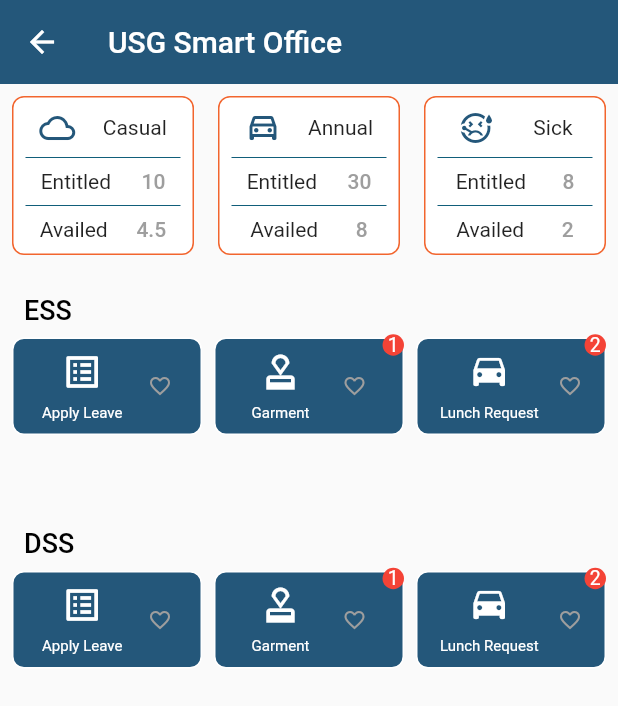
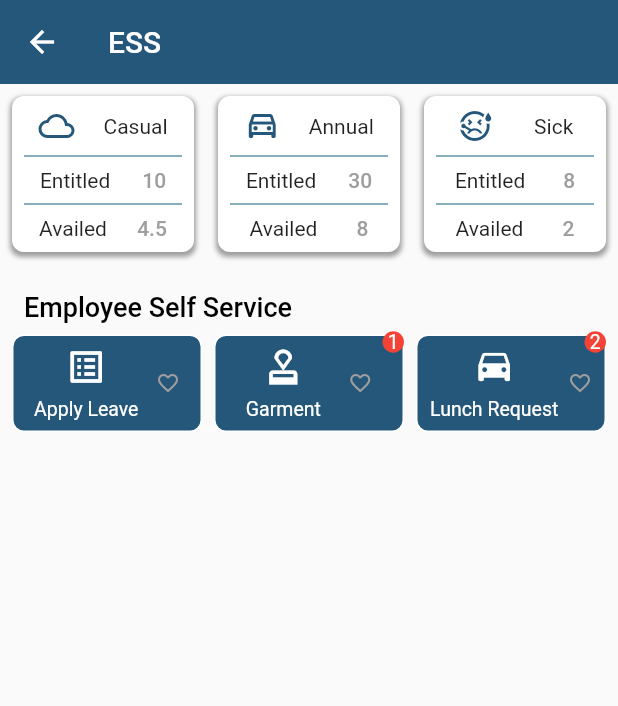
Before and after one commit to javedmughal-058/flutter_crud_with_laravel_api, a Flutter app: the EssHome screen opened by its route, on a phone screen of 412 x 824 dp. Shown: the top 706 px of the screen. Run offline on Flutter 3.47's test engine with Material 2 defaults, Android fonts, the phone set to English and light mode, and no system bars; our stand-ins replace bubble, carousel_slider, easy_sidemenu, get, lottie, page_transition and 3 more; missing offline and left inert: bottom_bar_with_sheet; accounts and stored records are empty.

Commit message:
Update ESS.dart

```diff
--- a/lib/views/MenuPages/ESS.dart
+++ b/lib/views/MenuPages/ESS.dart
@@ -19,7 +19,7 @@ class _EssHomeState extends State<EssHome> {
   @override
   Widget build(BuildContext context) {
     return Scaffold(
-      appBar: AppBar(title: const Text('USG Smart Office'),),
+      appBar: AppBar(title: const Text('ESS'),),
       body:  const SecondPage(),
     );
   }
@@ -358,7 +358,7 @@ class SecondPage extends StatelessWidget {
           ),
           const Padding(
             padding: EdgeInsets.fromLTRB(16,8,0,0),
-            child: Text('ESS', style: TextStyle(fontSize: 18, fontWeight: FontWeight.w500, color: Colors.black)),
+            child: Text('Employee Self Service', style: TextStyle(fontSize: 18, fontWeight: FontWeight.w500, color: Colors.black)),
           ),
           // GridView.count(
           //   crossAxisCount: 4,
@@ -418,44 +418,7 @@ class SecondPage extends StatelessWidget {
           //   ],
           // ),
 
-          GridView.builder(
-
-              gridDelegate: const SliverGridDelegateWithFixedCrossAxisCount(
-                crossAxisCount: 3,
-                childAspectRatio: 1.0,
-                mainAxisSpacing: 2.0,
-                crossAxisSpacing: 8.0,
-              ),
-              physics: const NeverScrollableScrollPhysics(),
-              shrinkWrap: true,
-              padding: const EdgeInsets.only(left: 8.0,top: 8.0,right: 8.0,bottom: 0.0),
-              itemCount: essMenu.length,
-              itemBuilder: (context,index){
-                final _menu = essMenu[index];
-                return _NotifyIconBadgerTile(
-                  size: size,
-                  notifyCount: _menu.count.toString(),
-                  notifyName: _menu.title,
-                  notifyIcon: _menu.icon,
-                  //iconColor: _color2,
-                  favIcon:  Align(
-                      alignment: Alignment.center,
-                      child: GestureDetector(
-                        onTap: (){
-                          if(_userController.favorites.contains(_menu.count)){
-                            _userController.removeFavorite(_menu);
-                          }else{
-                            _userController.addFavorite(_menu);
-                          }
-                        },
-                        child: Obx(()=>_userController.favorites.contains(_menu.count)?
-                          const Icon(Icons.favorite_outlined,color: Colors.white ,size: 16,):
-                          const Icon(Icons.favorite_outline,color: Colors.grey, size: 16,)),
-                      )
-                  ),
-                  onTap: (){}
-                );
-              }),
+          const CustomGridView(),
 
           // GridView.builder(
           //     gridDelegate: const SliverGridDelegateWithFixedCrossAxisCount(
@@ -568,48 +531,7 @@ class SecondPage extends StatelessWidget {
           //         ),
           //       );
           //     }),
-          const Padding(
-            padding: EdgeInsets.fromLTRB(16,0,0,0),
-            child: Text('DSS', style: TextStyle(fontSize: 18, fontWeight: FontWeight.w500, color: Colors.black)),
-          ),
-          GridView.builder(
 
-              gridDelegate: const SliverGridDelegateWithFixedCrossAxisCount(
-                crossAxisCount: 3,
-                childAspectRatio: 1.0,
-                mainAxisSpacing: 2.0,
-                crossAxisSpacing: 8.0,
-              ),
-              physics: const NeverScrollableScrollPhysics(),
-              shrinkWrap: true,
-              padding: const EdgeInsets.only(left: 8.0,top: 8.0,right: 8.0,bottom: 0.0),
-              itemCount: essMenu.length,
-              itemBuilder: (context,index){
-                final _menu = essMenu[index];
-                return _NotifyIconBadgerTile(
-                    size: size,
-                    notifyCount: _menu.count.toString(),
-                    notifyName: _menu.title,
-                    notifyIcon: _menu.icon,
-                    //iconColor: _color2,
-                    favIcon:  Align(
-                        alignment: Alignment.center,
-                        child: GestureDetector(
-                          onTap: (){
-                            if(_userController.favorites.contains(_menu.count)){
-                              _userController.removeFavorite(_menu);
-                            }else{
-                              _userController.addFavorite(_menu);
-                            }
-                          },
-                          child: Obx(()=>_userController.favorites.contains(_menu.count)?
-                          const Icon(Icons.favorite_outlined,color: Colors.white ,size: 16,):
-                          const Icon(Icons.favorite_outline,color: Colors.grey, size: 16,)),
-                        )
-                    ),
-                    onTap: (){}
-                );
-              }),
           // GridView.count(
           //   crossAxisCount: 4,
           //   mainAxisSpacing: 8,
@@ -755,6 +677,152 @@ class SecondPage extends StatelessWidget {
     );
   }
 }
+
+
+class _CustomBalanceCard extends StatelessWidget {
+  final IconData icon;
+  final String entitled;
+  final String availed;
+  final String leaveName;
+  const _CustomBalanceCard(
+      {Key? key,
+        required this.icon,
+        required this.entitled,
+        required this.availed,
+        required this.leaveName})
+      : super(key: key);
+
+  @override
+  Widget build(BuildContext context) {
+    Color _color = const Color(0xff115e7a);
+    Color _color2 = const Color(0xfff2652e);
+    Color _color3 = const Color(0xff009b9a);
+    Color _color4 = const Color(0xff2b5485);
+    return Container(
+      margin: const EdgeInsets.all(8),
+      decoration: BoxDecoration(
+        //1
+
+        // border: Border.all(
+        //     color: _color.withOpacity(0.5),
+        //     width: 1.0,
+        //     style: BorderStyle.solid),
+        // borderRadius: BorderRadius.circular(8),
+        // color: _color.withOpacity(0.02),
+
+        //2
+
+        // color: Colors.grey.shade200,
+        // borderRadius: BorderRadius.circular(12),
+        // border: Border.all(
+        //   color: Colors.black,),
+
+        //3
+
+        // color: _color.withOpacity(0.03),
+        // border: Border.all(color: _color3),
+        // borderRadius: BorderRadius.circular(10),
+
+        //4
+
+        borderRadius: BorderRadius.circular(8),
+        // border: Border.all(color: _color2 ),
+        color: Colors.white,
+        boxShadow: [
+          BoxShadow(
+            color: Colors.grey.withOpacity(1),
+            spreadRadius: 1,
+            blurRadius: 2,
+            offset: const Offset(0, 2), // changes position of shadow
+          ),
+        ]
+      ),
+      padding: const EdgeInsets.all(8.0),
+      child: Column(
+        children: [
+          Row(
+            mainAxisAlignment: MainAxisAlignment.spaceAround,
+            children: [
+              Icon(icon, color: Theme.of(context).primaryColor),
+              Text(leaveName),
+            ],
+          ),
+          Divider(color: _color),
+          Row(
+            mainAxisAlignment: MainAxisAlignment.spaceAround,
+            children: [
+              const Text('Entitled'),
+              Text(
+                entitled,
+                style:
+                const TextStyle(color: Colors.grey, fontWeight: FontWeight.w500),
+              ),
+            ],
+          ),
+          Divider(color: _color),
+          Row(
+            mainAxisAlignment: MainAxisAlignment.spaceAround,
+            children: [
+              const Text('Availed'),
+              Text(
+                availed,
+                style:
+                const TextStyle(color: Colors.grey, fontWeight: FontWeight.w500),
+              ),
+            ],
+          )
+        ],
+      ),
+    );
+  }
+}
+
+class CustomGridView extends StatelessWidget {
+  const CustomGridView({Key? key}) : super(key: key);
+
+  @override
+  Widget build(BuildContext context) {
+    final size = MediaQuery.of(context).size;
+    final UserController _userController = Get.find();
+    return GridView.builder(
+        gridDelegate: const SliverGridDelegateWithFixedCrossAxisCount(
+          crossAxisCount: 3,
+          childAspectRatio: 1.0,
+          mainAxisSpacing: 2.0,
+          crossAxisSpacing: 8.0,
+        ),
+        physics: const NeverScrollableScrollPhysics(),
+        shrinkWrap: true,
+        padding: const EdgeInsets.only(left: 8.0,top: 8.0,right: 8.0,bottom: 0.0),
+        itemCount: essMenu.length,
+        itemBuilder: (context,index){
+          final _menu = essMenu[index];
+          return _NotifyIconBadgerTile(
+              size: size,
+              notifyCount: _menu.count.toString(),
+              notifyName: _menu.title,
+              notifyIcon: _menu.icon,
+              //iconColor: _color2,
+              favIcon:  Align(
+                  alignment: Alignment.center,
+                  child: GestureDetector(
+                    onTap: (){
+                      if(_userController.favorites.contains(_menu.count)){
+                        _userController.removeFavorite(_menu);
+                      }else{
+                        _userController.addFavorite(_menu);
+                      }
+                    },
+                    child: Obx(()=>_userController.favorites.contains(_menu.count)?
+                    const Icon(Icons.favorite_outlined,color: Colors.white ,size: 16,):
+                    const Icon(Icons.favorite_outline,color: Colors.grey, size: 16,)),
+                  )
+              ),
+              onTap: (){}
+          );
+        });
+  }
+}
 class _NotifyIconBadgerTile extends StatelessWidget {
   final Size size;
   final String notifyCount;
@@ -773,7 +841,7 @@ class _NotifyIconBadgerTile extends StatelessWidget {
   Widget build(BuildContext context) {
     Color _color2 = const Color(0xfff2652f);
     Color _colorTheme = Theme.of(context).primaryColor;
-    final UserController _userController = Get.find();
+
 
     return GestureDetector(
       onTap: onTap,
@@ -839,7 +907,7 @@ class _NotifyIconBadgerTile extends StatelessWidget {
                       style: const TextStyle(
                           color: Colors.white,
                           // decoration: TextDecoration.underline,
-                          fontSize: 10.0),),
+                          fontSize: 13.0),),
                   ],
                 ),
                 favIcon,
@@ -869,101 +937,3 @@ class _NotifyIconBadgerTile extends StatelessWidget {
     );
   }
 }
-
-class _CustomBalanceCard extends StatelessWidget {
-  final IconData icon;
-  final String entitled;
-  final String availed;
-  final String leaveName;
-  const _CustomBalanceCard(
-      {Key? key,
-        required this.icon,
-        required this.entitled,
-        required this.availed,
-        required this.leaveName})
-      : super(key: key);
-
-  @override
-  Widget build(BuildContext context) {
-    Color _color = const Color(0xff115e7a);
-    Color _color2 = const Color(0xfff2652e);
-    Color _color3 = const Color(0xff009b9a);
-    Color _color4 = const Color(0xff2b5485);
-    return Container(
-      margin: const EdgeInsets.all(8),
-      decoration: BoxDecoration(
-        //1
-
-        // border: Border.all(
-        //     color: _color.withOpacity(0.5),
-        //     width: 1.0,
-        //     style: BorderStyle.solid),
-        // borderRadius: BorderRadius.circular(8),
-        // color: _color.withOpacity(0.02),
-
-        //2
-
-        // color: Colors.grey.shade200,
-        // borderRadius: BorderRadius.circular(12),
-        // border: Border.all(
-        //   color: Colors.black,),
-
-        //3
-
-        // color: _color.withOpacity(0.03),
-        // border: Border.all(color: _color3),
-        // borderRadius: BorderRadius.circular(10),
-
-        //4
-
-        borderRadius: BorderRadius.circular(8),
-        border: Border.all(color: _color2 ),
-        color: Colors.white,
-        // boxShadow: [
-        //   BoxShadow(
-        //     color: Colors.grey.withOpacity(1),
-        //     spreadRadius: 1,
-        //     blurRadius: 2,
-        //     offset: const Offset(0, 2), // changes position of shadow
-        //   ),
-        // ]
-      ),
-      padding: const EdgeInsets.all(8.0),
-      child: Column(
-        children: [
-          Row(
-            mainAxisAlignment: MainAxisAlignment.spaceAround,
-            children: [
-              Icon(icon, color: Theme.of(context).primaryColor),
-              Text(leaveName),
-            ],
-          ),
-          Divider(color: _color),
-          Row(
-            mainAxisAlignment: MainAxisAlignment.spaceAround,
-            children: [
-              const Text('Entitled'),
-              Text(
-                entitled,
-                style:
-                const TextStyle(color: Colors.grey, fontWeight: FontWeight.w500),
-              ),
-            ],
-          ),
-          Divider(color: _color),
-          Row(
-            mainAxisAlignment: MainAxisAlignment.spaceAround,
-            children: [
-              const Text('Availed'),
-              Text(
-                availed,
-                style:
-                const TextStyle(color: Colors.grey, fontWeight: FontWeight.w500),
-              ),
-            ],
-          )
-        ],
-      ),
-    );
-  }
-}
```
Lines whose indentation alone changed are shown as unchanged.
